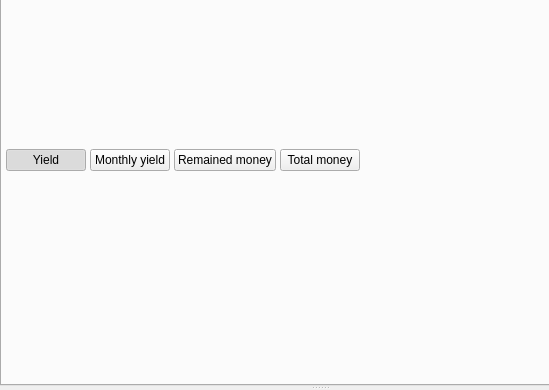
Before: the Qt Designer form app/src/widgets/decisionmakerwidget/decisionmakerwidget.ui in Gris87/TInvestor, drawn with Qt 5; both pictures show x 0 to 549 and y 90 to 480 of the 640 by 480 pixel window.
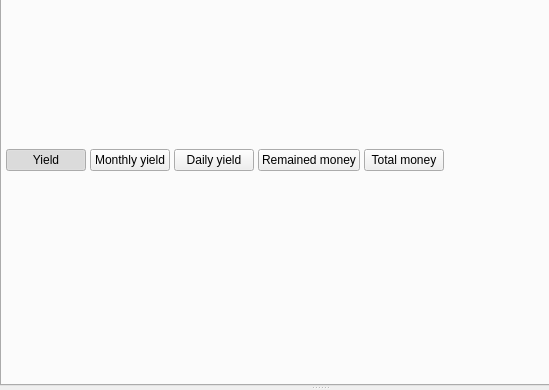
After: the same form once the commit is applied. The open tabs and pages were chosen to show the change. Custom widgets are drawn as their Qt base class.

Commit message: Add daily yield chart

Patch:
```diff
--- a/app/src/widgets/decisionmakerwidget/decisionmakerwidget.ui
+++ b/app/src/widgets/decisionmakerwidget/decisionmakerwidget.ui
@@ -166,6 +166,19 @@
                 </property>
                </widget>
               </item>
+              <item>
+               <widget class="QPushButton" name="dailyYieldButton">
+                <property name="text">
+                 <string>Daily yield</string>
+                </property>
+                <property name="checkable">
+                 <bool>true</bool>
+                </property>
+                <property name="checked">
+                 <bool>false</bool>
+                </property>
+               </widget>
+              </item>
               <item>
                <widget class="QPushButton" name="remainedMoneyButton">
                 <property name="text">
```
The commit also changes 12 other files.
